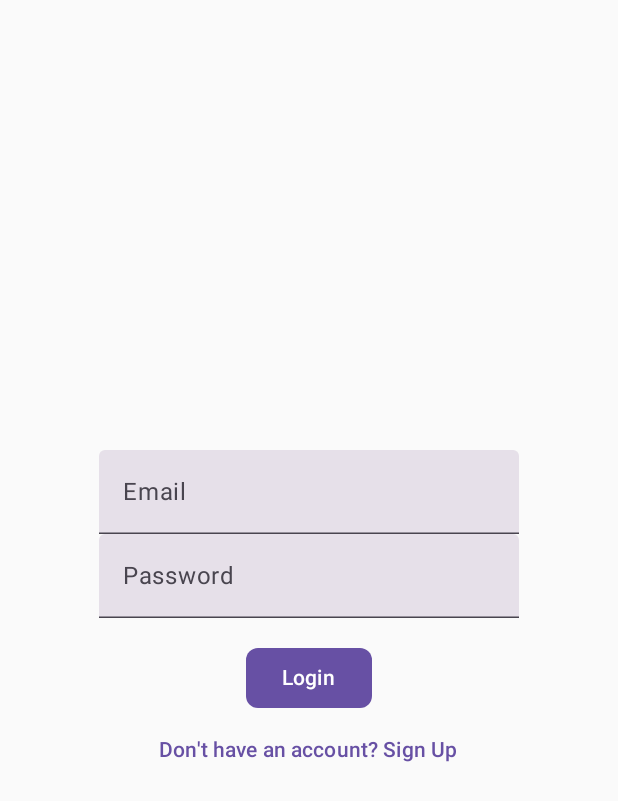
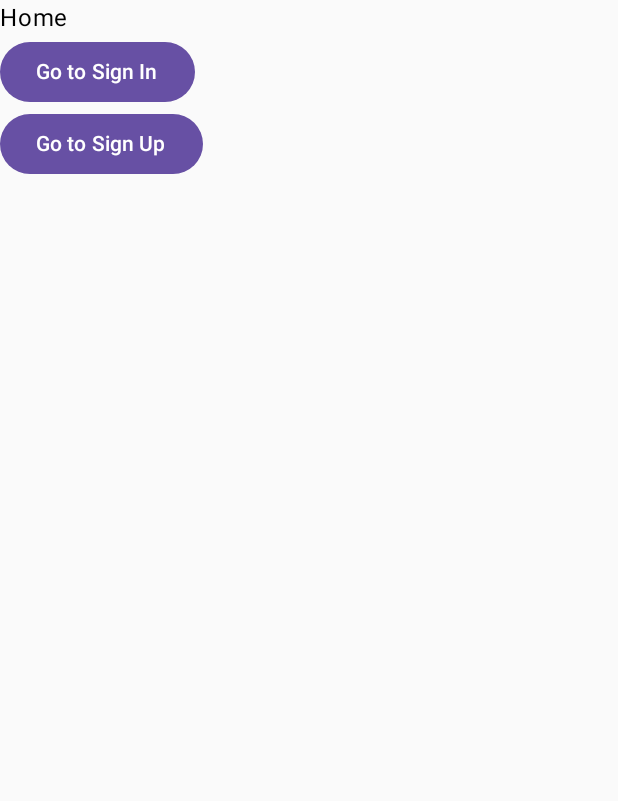
Before and after one commit to shayanameend/DigitalTwin, an Android app built with Jetpack Compose: the screen it shows after launch (MainActivity), on a phone screen of 412 x 824 dp. Shown: the top 801 px of the screen. Run offline under Robolectric (Android 15) with nearby library versions, the phone set to English and light mode, and no system bars.

Commit message:
Navigation Example

```diff
--- a/composeApp/build.gradle.kts
+++ b/composeApp/build.gradle.kts
@@ -28,7 +28,6 @@ kotlin {
   }
 
   sourceSets {
-
     androidMain.dependencies {
       implementation(compose.preview)
       implementation(libs.androidx.activity.compose)
@@ -41,6 +40,7 @@ kotlin {
       implementation(compose.ui)
       implementation(compose.components.resources)
       implementation(compose.components.uiToolingPreview)
+      implementation(libs.androidx.navigation.compose)
       implementation(libs.androidx.lifecycle.viewmodel)
       implementation(libs.androidx.lifecycle.runtime.compose)
     }
--- a/composeApp/src/androidMain/kotlin/com/zedsols/digital_twin/MainActivity.kt
+++ b/composeApp/src/androidMain/kotlin/com/zedsols/digital_twin/MainActivity.kt
@@ -5,6 +5,7 @@ import androidx.activity.ComponentActivity
 import androidx.activity.compose.setContent
 import androidx.compose.runtime.Composable
 import androidx.compose.ui.tooling.preview.Preview
+import com.zedsols.digital_twin.ui.App
 
 class MainActivity : ComponentActivity() {
   override fun onCreate(savedInstanceState: Bundle?) {
--- a/composeApp/src/commonMain/kotlin/com/zedsols/digital_twin/App.kt
+++ /dev/null
@@ -1,60 +0,0 @@
-package com.zedsols.digital_twin
-
-import androidx.compose.foundation.layout.*
-import androidx.compose.material3.*
-import androidx.compose.runtime.*
-import androidx.compose.ui.Alignment
-import androidx.compose.ui.Modifier
-import androidx.compose.ui.text.input.PasswordVisualTransformation
-import androidx.compose.ui.unit.dp
-import org.jetbrains.compose.ui.tooling.preview.Preview
-
-@Preview
-@Composable
-fun App() {
-  MaterialTheme {
-    Column(
-      Modifier.fillMaxSize(),
-      verticalArrangement = Arrangement.Center,
-      horizontalAlignment = Alignment.CenterHorizontally
-    ) {
-      LoginScreen()
-    }
-  }
-}
-
-@Preview
-@Composable
-fun LoginScreen() {
-  var email by remember { mutableStateOf("") }
-  var password by remember { mutableStateOf("") }
-
-  Column(
-    modifier = Modifier.fillMaxSize(),
-    verticalArrangement = Arrangement.Center,
-    horizontalAlignment = Alignment.CenterHorizontally
-  ) {
-    TextField(
-      value = email,
-      onValueChange = { email = it },
-      label = { Text("Email") }
-    )
-    TextField(
-      value = password,
-      onValueChange = { password = it },
-      label = { Text("Password") },
-      visualTransformation = PasswordVisualTransformation()
-    )
-    Spacer(modifier = Modifier.height(16.dp))
-    Button(
-      shape = MaterialTheme.shapes.small,
-      onClick = { println("Email: $email, Password: $password") },
-    ) {
-      Text("Login")
-    }
-    TextButton(
-      onClick = { println("Navigate to Sign-Up") }) {
-      Text("Don't have an account? Sign Up")
-    }
-  }
-}
--- /dev/null
+++ b/composeApp/src/commonMain/kotlin/com/zedsols/digital_twin/ui/App.kt
@@ -0,0 +1,15 @@
+package com.zedsols.digital_twin.ui
+
+import androidx.compose.material3.MaterialTheme
+import androidx.compose.runtime.Composable
+import androidx.navigation.compose.rememberNavController
+import com.zedsols.digital_twin.ui.navigation.NavGraph
+
+@Composable
+fun App() {
+  val navController = rememberNavController()
+
+  MaterialTheme {
+    NavGraph(navController = navController)
+  }
+}
--- /dev/null
+++ b/composeApp/src/commonMain/kotlin/com/zedsols/digital_twin/ui/navigation/NavGraph.kt
@@ -0,0 +1,18 @@
+package com.zedsols.digital_twin.ui.navigation
+
+import androidx.compose.runtime.Composable
+import androidx.navigation.NavHostController
+import androidx.navigation.compose.NavHost
+import androidx.navigation.compose.composable
+import com.zedsols.digital_twin.ui.screens.Home
+import com.zedsols.digital_twin.ui.screens.SignIn
+import com.zedsols.digital_twin.ui.screens.SignUp
+
+@Composable
+fun NavGraph(navController: NavHostController) {
+  NavHost(navController = navController, startDestination = "home") {
+    composable("home") { Home(navController) }
+    composable("sign-in") { SignIn(navController) }
+    composable("sign-up") { SignUp(navController) }
+  }
+}
--- /dev/null
+++ b/composeApp/src/commonMain/kotlin/com/zedsols/digital_twin/ui/screens/Home.kt
@@ -0,0 +1,20 @@
+package com.zedsols.digital_twin.ui.screens
+
+import androidx.compose.foundation.layout.Column
+import androidx.compose.material3.Button
+import androidx.compose.material3.Text
+import androidx.compose.runtime.Composable
+import androidx.navigation.NavHostController
+
+@Composable
+fun Home(navController: NavHostController) {
+  Column {
+    Text("Home")
+    Button(onClick = { navController.navigate("sign-in") }) {
+      Text("Go to Sign In")
+    }
+    Button(onClick = { navController.navigate("sign-up") }) {
+      Text("Go to Sign Up")
+    }
+  }
+}
```
Also changed, not shown: build.gradle.kts (+5 -7 lines), composeApp/src/androidMain/kotlin/com/zedsols/digital_twin/Platform.android.kt (deleted, +0 -9 lines), composeApp/src/commonMain/composeResources/drawable/compose-multiplatform.xml (deleted, +0 -36 lines), composeApp/src/commonMain/kotlin/com/zedsols/digital_twin/Greeting.kt (deleted, +0 -9 lines), composeApp/src/commonMain/kotlin/com/zedsols/digital_twin/Platform.kt (deleted, +0 -7 lines), composeApp/src/commonMain/kotlin/com/zedsols/digital_twin/ui/screens/SignIn.kt (added, +20 -0 lines), composeApp/src/commonMain/kotlin/com/zedsols/digital_twin/ui/screens/SignUp.kt (added, +20 -0 lines), gradle/libs.versions.toml (+7 -5 lines), settings.gradle.kts (indentation only), 2 other files. Lines whose indentation alone changed are shown as unchanged.
